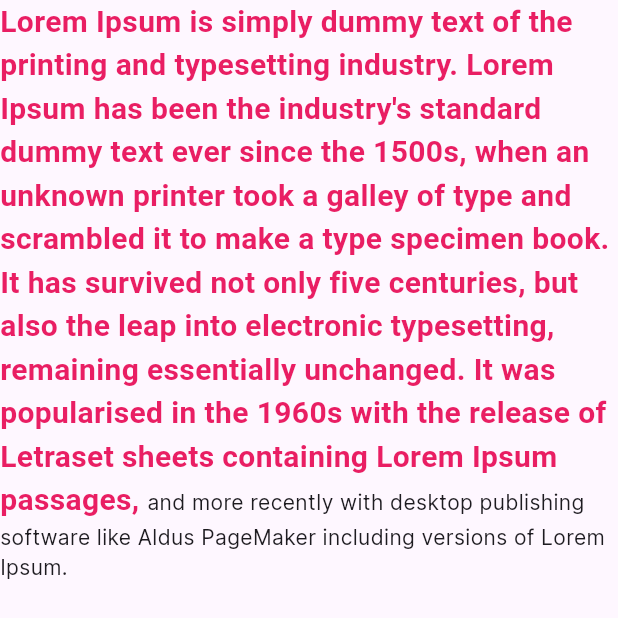
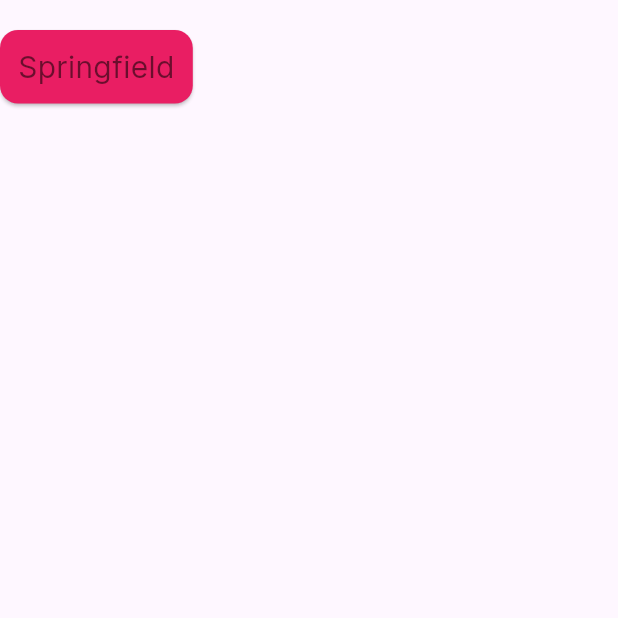
Before and after one commit to RokeyHung/first-app_flutter, a Flutter app: the screen it shows after launch, on a phone screen of 412 x 824 dp. Shown: the top 618 px of the screen. Run offline on Flutter 3.47's test engine with Material 3 defaults, Android fonts, the phone set to English and light mode, and no system bars.

Commit message:
Margin, padding use Card widget

```diff
--- a/lib/main.dart
+++ b/lib/main.dart
@@ -6,30 +6,26 @@ void main() {
       theme: ThemeData(
         fontFamily: "Inter",
       ),
-      home: SafeArea(
+      home: const SafeArea(
           child: Scaffold(
         body: MyWidget(),
       ))));
 }
 
 class MyWidget extends StatelessWidget {
+  const MyWidget({super.key});
+
   @override
   Widget build(BuildContext context) {
-    return RichText(
-      text: TextSpan(
-          style: DefaultTextStyle.of(context).style,
-          children: <TextSpan>[
-            TextSpan(
-                style: TextStyle(
-                    color: Colors.pink,
-                    fontWeight: FontWeight.w700,
-                    fontSize: 20),
-                text:
-                    "Lorem Ipsum is simply dummy text of the printing and typesetting industry. Lorem Ipsum has been the industry's standard dummy text ever since the 1500s, when an unknown printer took a galley of type and scrambled it to make a type specimen book. It has survived not only five centuries, but also the leap into electronic typesetting, remaining essentially unchanged. It was popularised in the 1960s with the release of Letraset sheets containing Lorem Ipsum passages, "),
-            TextSpan(
-                text:
-                    "and more recently with desktop publishing software like Aldus PageMaker including versions of Lorem Ipsum.")
-          ]),
-    );
+    return const Card(
+        color: Colors.pink,
+        margin: EdgeInsets.fromLTRB(0, 20, 0, 0),
+        child: Padding(
+          padding: EdgeInsets.symmetric(horizontal: 12, vertical: 10),
+          child: Text(
+            'Springfield',
+            style: TextStyle(fontSize: 20, color: Colors.black54),
+          ),
+        ));
   }
 }
```
